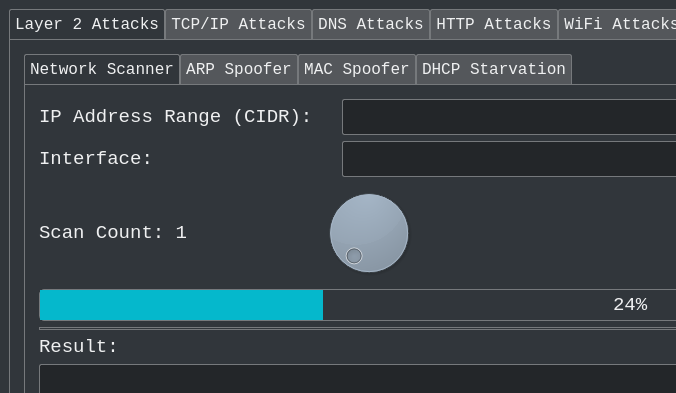
XingSc29/NS-Toolbox, file gui.ui: the form before one commit; both pictures show x 0 to 676 and y 0 to 393 of the 1262 by 881 pixel window.
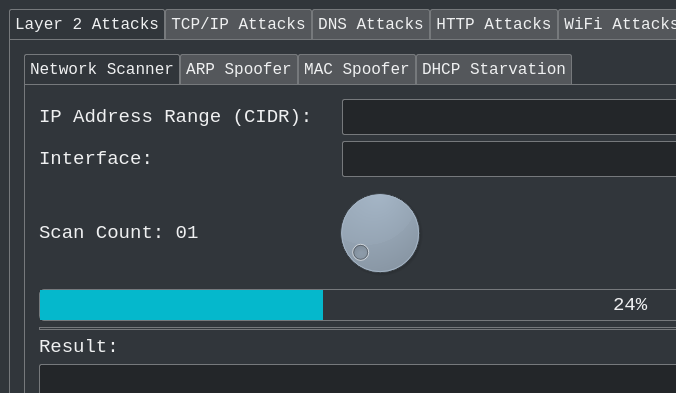
The form after the commit. The open tabs and pages were chosen to show the change.

```diff
--- a/gui.ui
+++ b/gui.ui
@@ -1077,7 +1077,7 @@
                        </font>
                       </property>
                       <property name="text">
-                       <string>Scan Count: 1</string>
+                       <string>Scan Count: 01</string>
                       </property>
                      </widget>
                     </item>
@@ -1089,6 +1089,9 @@
                         <height>100</height>
                        </size>
                       </property>
+                      <property name="maximum">
+                       <number>20</number>
+                      </property>
                       <property name="value">
                        <number>1</number>
                       </property>
```
Left out of the diff: 2 changed lines with no effect on the pictures.
